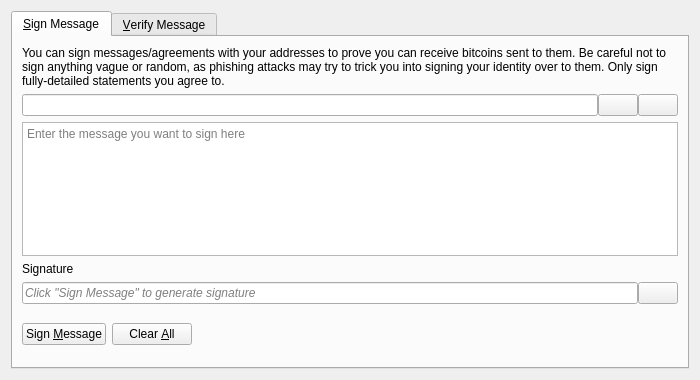
Qt form src/qt/forms/signverifymessagedialog.ui (vtsxking/ignitecoin) before a commit.
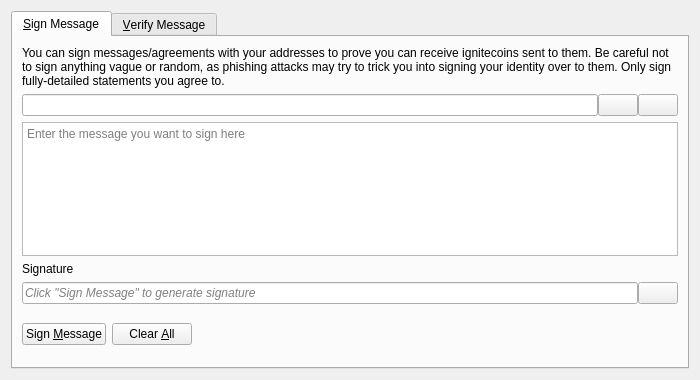
The same form after that commit. Icons and pictures are not drawn. Custom widgets are drawn as their Qt base class.

Commit message: rename values from bitcoin to ignitecoin

Patch:
```diff
--- a/src/qt/forms/signverifymessagedialog.ui
+++ b/src/qt/forms/signverifymessagedialog.ui
@@ -30,7 +30,7 @@
        <item>
         <widget class="QLabel" name="infoLabel_SM">
          <property name="text">
-          <string>You can sign messages/agreements with your addresses to prove you can receive bitcoins sent to them. Be careful not to sign anything vague or random, as phishing attacks may try to trick you into signing your identity over to them. Only sign fully-detailed statements you agree to.</string>
+          <string>You can sign messages/agreements with your addresses to prove you can receive ignitecoins sent to them. Be careful not to sign anything vague or random, as phishing attacks may try to trick you into signing your identity over to them. Only sign fully-detailed statements you agree to.</string>
          </property>
          <property name="textFormat">
           <enum>Qt::PlainText</enum>
```
Left out of the diff: 26 changed lines with no effect on the pictures. The commit also changes 13970 other files.
